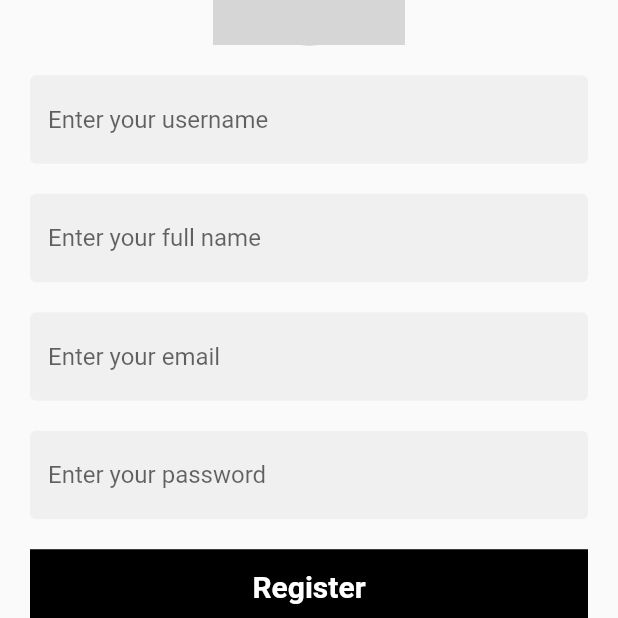
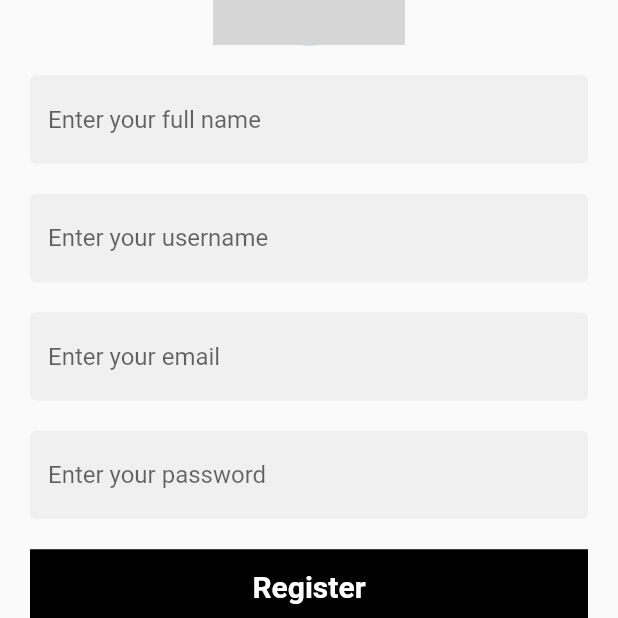
Before and after one commit to adedrey/ecommerce-flutter-firebase, a Flutter app: the screen it shows after launch, after a tap on "Sign Up", on a phone screen of 412 x 824 dp, the part 350-968 px from its top. Run offline on Flutter 3.47's test engine with Material 2 defaults, Android fonts, the phone set to English and light mode, and no system bars; our stand-ins replace cloud_firestore, firebase_auth, firebase_core, firebase_storage, fluttertoast, image_picker; accounts and stored records are empty; network calls fail; grey boxes are pictures that could not be loaded.

```diff
--- a/lib/const.dart
+++ b/lib/const.dart
@@ -1,5 +1,13 @@
+import 'package:cloud_firestore/cloud_firestore.dart';
+import 'package:firebase_auth/firebase_auth.dart';
+import 'package:firebase_storage/firebase_storage.dart';
 import 'package:flutter/material.dart';
 
 var backgroundColor = Colors.black;
 var buttonColor = Colors.black;
 var textButtonColor = Colors.white;
+
+// FireBase
+var firebaseAuth = FirebaseAuth.instance;
+var firebaseFireStore = FirebaseFirestore.instance;
+var firebaseStorage = FirebaseStorage.instance;
--- a/lib/main.dart
+++ b/lib/main.dart
@@ -1,8 +1,10 @@
+import 'package:firebase_core/firebase_core.dart';
 import 'package:flutter/material.dart';
 import './const.dart';
 import './views/screens/auth/login_screen.dart';
 
 void main() {
+  WidgetsFlutterBinding.ensureInitialized();
   runApp(const MyApp());
 }
 
@@ -12,6 +14,32 @@ class MyApp extends StatelessWidget {
   // This widget is the root of your application.
   @override
   Widget build(BuildContext context) {
+    final Future<FirebaseApp> _initialization = Firebase.initializeApp();
+    return FutureBuilder(
+      future: _initialization,
+      builder: (context, snapShot) {
+        if (snapShot.connectionState == ConnectionState.waiting) {
+          return const MaterialApp(
+            debugShowCheckedModeBanner: false,
+            home: Scaffold(
+              body: Center(
+                child: Text(
+                  "App Initialized",
+                ),
+              ),
+            ),
+          );
+        }
+        if (snapShot.hasError) {
+          return const MaterialApp(
+            debugShowCheckedModeBanner: false,
+            home: Scaffold(
+              body: Center(
+                child: Text("An error occured"),
+              ),
+            ),
+          );
+        }
         return MaterialApp(
           debugShowCheckedModeBanner: false,
           title: 'Flutter Demo',
@@ -20,5 +48,7 @@ class MyApp extends StatelessWidget {
           // ),
           home: LoginScreen(),
         );
+      },
+    );
   }
 }
--- a/lib/views/screens/auth/register_screen.dart
+++ b/lib/views/screens/auth/register_screen.dart
@@ -1,13 +1,68 @@
+import 'dart:typed_data';
+
 import 'package:ecommerce_app/const.dart';
+import 'package:ecommerce_app/controllers/auth_controller.dart';
 import 'package:ecommerce_app/views/screens/auth/login_screen.dart';
 import 'package:flutter/material.dart';
+import 'package:fluttertoast/fluttertoast.dart';
+import 'package:image_picker/image_picker.dart';
 
-class RegisterScreen extends StatelessWidget {
+class RegisterScreen extends StatefulWidget {
   const RegisterScreen({Key? key}) : super(key: key);
+
+  @override
+  State<RegisterScreen> createState() => _RegisterScreenState();
+}
+
+class _RegisterScreenState extends State<RegisterScreen> {
+  final TextEditingController _fullNameController = TextEditingController();
+  final TextEditingController _usernameController = TextEditingController();
+  final TextEditingController _emailController = TextEditingController();
+  final TextEditingController _passwordController = TextEditingController();
+  bool _isLoading = false;
+
+  Uint8List? _image;
 
   @override
   Widget build(BuildContext context) {
     final screenWidth = MediaQuery.of(context).size.width;
+    // Enable New User to select Image
+    getNewUserSelectedImage() async {
+      Uint8List image = await AuthController()
+          .enableNewUserToSelectImage(ImageSource.gallery);
+      setState(() {
+        _image = image;
+      });
+    }
+
+    // Sign up new User
+    createNewUserAccount() async {
+      setState(() {
+        _isLoading = true;
+      });
+      String responseMessage = await AuthController().signUpUsers(
+        _fullNameController.text.trim(),
+        _usernameController.text.trim().toLowerCase(),
+        _emailController.text.trim().toLowerCase(),
+        _passwordController.text.trim(),
+        _image, //Bit Image
+      );
+      setState(() {
+        _isLoading = false;
+      });
+      if (responseMessage != 'Success') {
+        return AuthController().showSnackBar(responseMessage, context);
+      } else {
+        // Clear all inputs when successful
+        _fullNameController.clear();
+        _emailController.clear();
+        _passwordController.clear();
+        _usernameController.clear();
+        Fluttertoast.showToast(
+            msg: "Congrat! Your account has been created for you.");
+      }
+    }
+
     return Scaffold(
       body: Container(
         alignment: Alignment.center,
@@ -19,16 +74,28 @@ class RegisterScreen extends StatelessWidget {
               // Image Avatar
               Stack(
                 children: [
-                  CircleAvatar(
+                  _image != null
+                      ? CircleAvatar(
                           radius: 64,
                           backgroundColor: Colors.blue,
-                    backgroundImage: NetworkImage('profilePic'),
+                          backgroundImage: MemoryImage(_image!))
+                      : const CircleAvatar(
+                          radius: 64,
+                          backgroundColor: Colors.blue,
+                          backgroundImage: NetworkImage(
+                            'https://www.pngitem.com/pimgs/m/150-1503945_transparent-user-png-default-user-image-png-png.png',
+                          ),
                         ),
                   Positioned(
                     bottom: 10,
                     right: 5,
-                    child: Icon(
+                    child: InkWell(
+                      onTap: () {
+                        getNewUserSelectedImage();
+                      },
+                      child: const Icon(
                         Icons.add_a_photo,
+                      ),
                     ),
                   ),
                 ],
@@ -36,8 +103,28 @@ class RegisterScreen extends StatelessWidget {
               const SizedBox(
                 height: 20,
               ),
+              // Full name Field
+              TextField(
+                controller: _usernameController,
+                decoration: const InputDecoration(
+                  filled: true,
+                  hintText: "Enter your full name",
+                  border: OutlineInputBorder(
+                    borderSide: BorderSide.none,
+                  ),
+                  focusedBorder: OutlineInputBorder(
+                    borderSide: BorderSide(
+                      color: Colors.black,
+                    ),
+                  ),
+                ),
+              ),
+              const SizedBox(
+                height: 20,
+              ),
               // Username Field
               TextField(
+                controller: _fullNameController,
                 decoration: const InputDecoration(
                   filled: true,
                   hintText: "Enter your username",
@@ -54,26 +141,9 @@ class RegisterScreen extends StatelessWidget {
               const SizedBox(
                 height: 20,
               ),
-              // Full name Field
-              TextField(
-                decoration: const InputDecoration(
-                  filled: true,
-                  hintText: "Enter your full name",
-                  border: OutlineInputBorder(
-                    borderSide: BorderSide.none,
-                  ),
-                  focusedBorder: OutlineInputBorder(
-                    borderSide: BorderSide(
-                      color: Colors.black,
-                    ),
-                  ),
-                ),
-              ),
-              const SizedBox(
-                height: 20,
-              ),
               // Email Field
               TextField(
+                controller: _emailController,
                 decoration: const InputDecoration(
                   filled: true,
                   hintText: "Enter your email",
@@ -93,6 +163,7 @@ class RegisterScreen extends StatelessWidget {
               ),
               // Password Field
               TextField(
+                controller: _passwordController,
                 obscureText: true,
                 decoration: const InputDecoration(
                   filled: true,
@@ -117,9 +188,13 @@ class RegisterScreen extends StatelessWidget {
                   color: buttonColor,
                 ),
                 child: InkWell(
-                  onTap: () {},
+                  onTap: createNewUserAccount,
                   child: Center(
-                    child: Text(
+                    child: _isLoading
+                        ? const CircularProgressIndicator(
+                            color: Colors.white,
+                          )
+                        : Text(
                             'Register',
                             style: TextStyle(
                               fontWeight: FontWeight.bold,
--- a/pubspec.yaml
+++ b/pubspec.yaml
@@ -40,6 +40,7 @@ dependencies:
   firebase_core: ^1.18.0
   image_picker: ^0.8.5+3
   provider: ^6.0.3
+  fluttertoast: ^8.0.9
 
 dev_dependencies:
   flutter_test:
```
Also changed, not shown: lib/controllers/auth_controller.dart (added, +87 -0 lines), pubspec.lock. Lines whose indentation alone changed are shown as unchanged.
